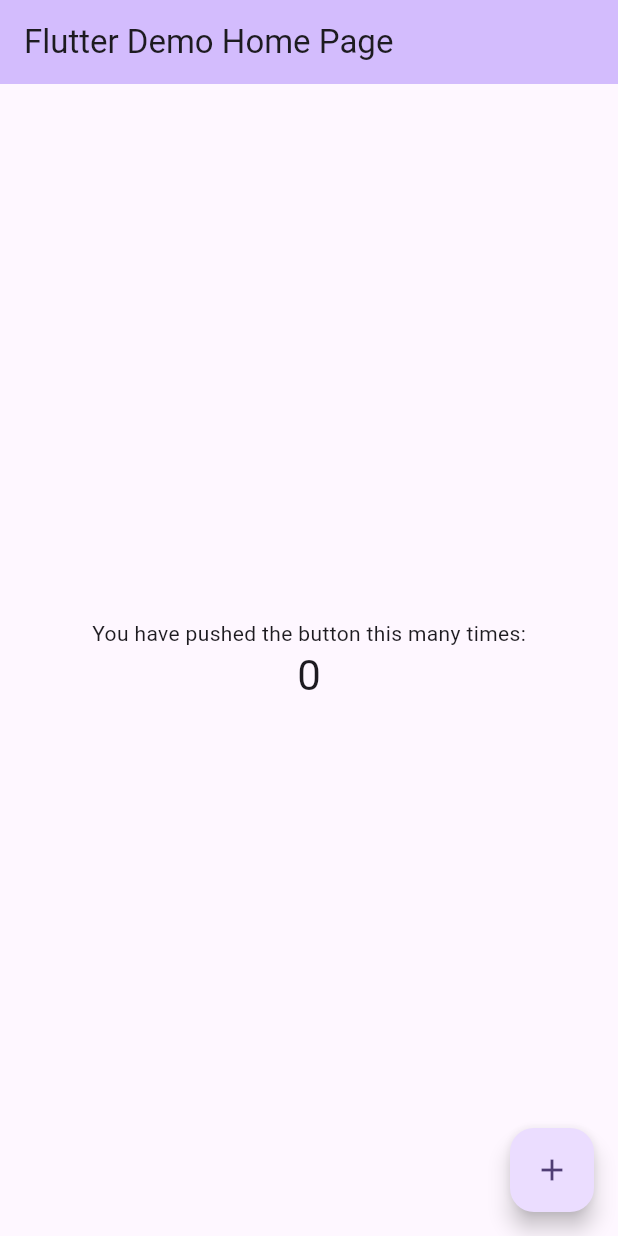
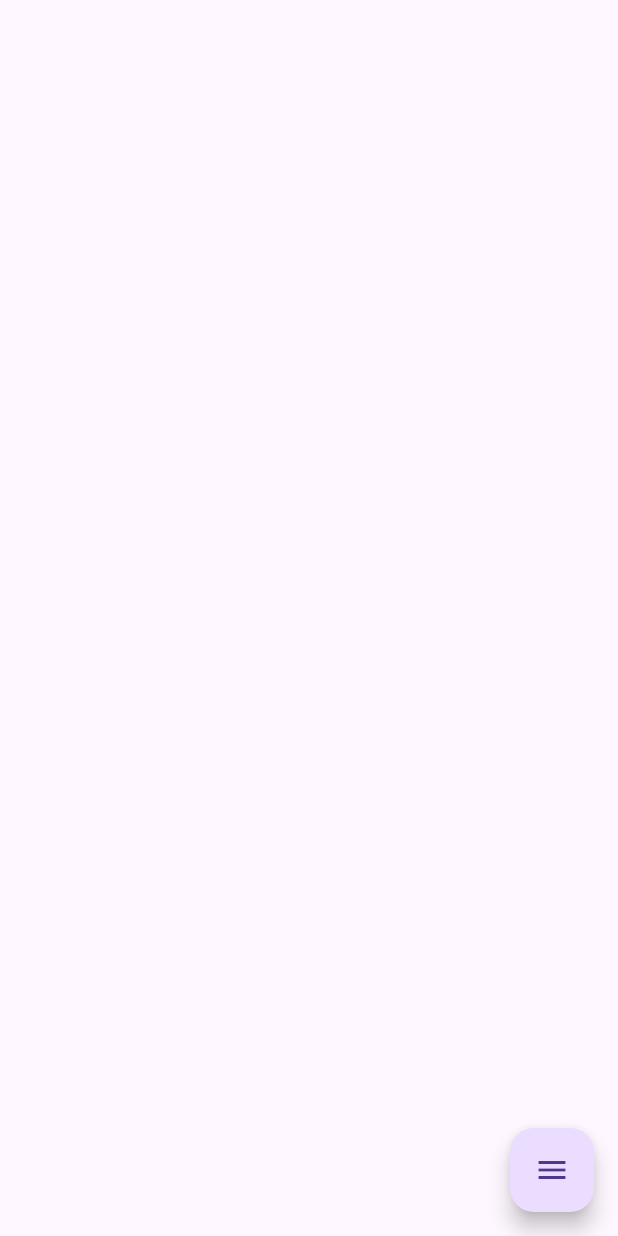
Before and after one commit to shayanzare-dev/Learn-Deep-Flutter, a Flutter app: the screen it shows after launch, on a phone screen of 412 x 824 dp. Run offline on Flutter 3.47's test engine with Material 3 defaults, Android fonts, the phone set to English and light mode, and no system bars; our stand-ins replace flutter_speed_dial.

Commit message:
add advanced flatin action button with 3 solution #2

```diff
--- /dev/null
+++ b/lib/advanced_floating_action_button.dart
@@ -0,0 +1,148 @@
+import 'package:flutter/material.dart';
+import 'package:flutter_speed_dial/flutter_speed_dial.dart';
+
+class AdvancedFloatingActionButton extends StatefulWidget {
+  const AdvancedFloatingActionButton({super.key});
+
+  @override
+  State<AdvancedFloatingActionButton> createState() =>
+      _AdvancedFloatingActionButtonState();
+}
+
+class _AdvancedFloatingActionButtonState
+    extends State<AdvancedFloatingActionButton> {
+  bool isTap = false;
+  bool _isExpanded = false;
+
+  @override
+  Widget build(BuildContext context) => MaterialApp(
+        home: Scaffold(
+          floatingActionButton: _advancedSolutionWithMainFlutterCode(),
+        ),
+      );
+
+  Widget _advancedSolutionWithMainFlutterCode() => SizedBox(
+        height: 250,
+        child: Column(
+          mainAxisAlignment: MainAxisAlignment.spaceBetween,
+          children: [
+            AnimatedOpacity(
+              opacity: _isExpanded ? 1.0 : 0.0,
+              duration: const Duration(milliseconds: 300),
+              child: FloatingActionButton(
+                heroTag: null,
+                onPressed: () {
+                  print("Add clicked");
+                },
+                backgroundColor: Colors.red,
+                child: const Icon(Icons.add),
+              ),
+            ),
+            AnimatedOpacity(
+              opacity: _isExpanded ? 1.0 : 0.0,
+              duration: Duration(milliseconds: 300),
+              child: FloatingActionButton(
+                heroTag: null,
+                onPressed: () {
+                  print("Edit clicked");
+                },
+                child: Icon(Icons.edit),
+                backgroundColor: Colors.green,
+              ),
+            ),
+            // Floating Action Button 3
+            AnimatedOpacity(
+              opacity: _isExpanded ? 1.0 : 0.0,
+              duration: const Duration(milliseconds: 300),
+              child: FloatingActionButton(
+                //  heroTag: null,
+                onPressed: () {
+                  print("Delete clicked");
+                },
+                child: Icon(Icons.delete),
+                backgroundColor: Colors.blue,
+              ),
+            ),
+            // Main Floating Action Button
+            FloatingActionButton(
+              onPressed: () {
+                setState(() {
+                  _isExpanded = !_isExpanded;
+                });
+              },
+              child: Icon(_isExpanded ? Icons.close : Icons.menu),
+            ),
+          ],
+        ),
+      );
+
+  Scaffold _solutionWithSpeedDialPackage() {
+    return Scaffold(
+      floatingActionButton: SpeedDial(
+        animatedIcon: AnimatedIcons.add_event,
+        backgroundColor: Colors.green,
+        icon: Icons.add,
+        children: [
+          SpeedDialChild(
+            backgroundColor: Colors.green,
+            child: const Icon(Icons.edit),
+          ),
+          SpeedDialChild(
+              backgroundColor: Colors.green, child: const Icon(Icons.remove)),
+          SpeedDialChild(
+            backgroundColor: Colors.green,
+            child: const Icon(Icons.add_a_photo_rounded),
+            onTap: () {},
+          ),
+        ],
+      ),
+    );
+  }
+
+  Scaffold _simpleSolution() {
+    return Scaffold(
+      floatingActionButton: FloatingActionButton(
+        onPressed: () => setState(() => isTap = !isTap),
+        child: const Icon(Icons.add),
+      ),
+      body: Column(
+        children: [
+          if (isTap)
+            Expanded(
+              child: Padding(
+                padding: EdgeInsets.symmetric(vertical: 70),
+                child: Stack(
+                  children: [
+                    Positioned(
+                      right: 16,
+                      bottom: 10,
+                      child: FloatingActionButton(
+                        onPressed: () {},
+                        child: const Icon(Icons.add_call),
+                      ),
+                    ),
+                    Positioned(
+                      right: 16,
+                      bottom: 70,
+                      child: FloatingActionButton(
+                        onPressed: () {},
+                        child: const Icon(Icons.account_tree),
+                      ),
+                    ),
+                    Positioned(
+                      right: 16,
+                      bottom: 130,
+                      child: FloatingActionButton(
+                        onPressed: () {},
+                        child: const Icon(Icons.account_balance_wallet_sharp),
+                      ),
+                    ),
+                  ],
+                ),
+              ),
+            )
+        ],
+      ),
+    );
+  }
+}
--- a/lib/main.dart
+++ b/lib/main.dart
@@ -1,125 +1,4 @@
-import 'package:flutter/material.dart';
+import 'package:flutter/cupertino.dart';
+import 'package:learn_deep_flutter/advanced_floating_action_button.dart';
 
-void main() {
-  runApp(const MyApp());
-}
-
-class MyApp extends StatelessWidget {
-  const MyApp({super.key});
-
-  // This widget is the root of your application.
-  @override
-  Widget build(BuildContext context) {
-    return MaterialApp(
-      title: 'Flutter Demo',
-      theme: ThemeData(
-        // This is the theme of your application.
-        //
-        // TRY THIS: Try running your application with "flutter run". You'll see
-        // the application has a purple toolbar. Then, without quitting the app,
-        // try changing the seedColor in the colorScheme below to Colors.green
-        // and then invoke "hot reload" (save your changes or press the "hot
-        // reload" button in a Flutter-supported IDE, or press "r" if you used
-        // the command line to start the app).
-        //
-        // Notice that the counter didn't reset back to zero; the application
-        // state is not lost during the reload. To reset the state, use hot
-        // restart instead.
-        //
-        // This works for code too, not just values: Most code changes can be
-        // tested with just a hot reload.
-        colorScheme: ColorScheme.fromSeed(seedColor: Colors.deepPurple),
-        useMaterial3: true,
-      ),
-      home: const MyHomePage(title: 'Flutter Demo Home Page'),
-    );
-  }
-}
-
-class MyHomePage extends StatefulWidget {
-  const MyHomePage({super.key, required this.title});
-
-  // This widget is the home page of your application. It is stateful, meaning
-  // that it has a State object (defined below) that contains fields that affect
-  // how it looks.
-
-  // This class is the configuration for the state. It holds the values (in this
-  // case the title) provided by the parent (in this case the App widget) and
-  // used by the build method of the State. Fields in a Widget subclass are
-  // always marked "final".
-
-  final String title;
-
-  @override
-  State<MyHomePage> createState() => _MyHomePageState();
-}
-
-class _MyHomePageState extends State<MyHomePage> {
-  int _counter = 0;
-
-  void _incrementCounter() {
-    setState(() {
-      // This call to setState tells the Flutter framework that something has
-      // changed in this State, which causes it to rerun the build method below
-      // so that the display can reflect the updated values. If we changed
-      // _counter without calling setState(), then the build method would not be
-      // called again, and so nothing would appear to happen.
-      _counter++;
-    });
-  }
-
-  @override
-  Widget build(BuildContext context) {
-    // This method is rerun every time setState is called, for instance as done
-    // by the _incrementCounter method above.
-    //
-    // The Flutter framework has been optimized to make rerunning build methods
-    // fast, so that you can just rebuild anything that needs updating rather
-    // than having to individually change instances of widgets.
-    return Scaffold(
-      appBar: AppBar(
-        // TRY THIS: Try changing the color here to a specific color (to
-        // Colors.amber, perhaps?) and trigger a hot reload to see the AppBar
-        // change color while the other colors stay the same.
-        backgroundColor: Theme.of(context).colorScheme.inversePrimary,
-        // Here we take the value from the MyHomePage object that was created by
-        // the App.build method, and use it to set our appbar title.
-        title: Text(widget.title),
-      ),
-      body: Center(
-        // Center is a layout widget. It takes a single child and positions it
-        // in the middle of the parent.
-        child: Column(
-          // Column is also a layout widget. It takes a list of children and
-          // arranges them vertically. By default, it sizes itself to fit its
-          // children horizontally, and tries to be as tall as its parent.
-          //
-          // Column has various properties to control how it sizes itself and
-          // how it positions its children. Here we use mainAxisAlignment to
-          // center the children vertically; the main axis here is the vertical
-          // axis because Columns are vertical (the cross axis would be
-          // horizontal).
-          //
-          // TRY THIS: Invoke "debug painting" (choose the "Toggle Debug Paint"
-          // action in the IDE, or press "p" in the console), to see the
-          // wireframe for each widget.
-          mainAxisAlignment: MainAxisAlignment.center,
-          children: <Widget>[
-            const Text(
-              'You have pushed the button this many times:',
-            ),
-            Text(
-              '$_counter',
-              style: Theme.of(context).textTheme.headlineMedium,
-            ),
-          ],
-        ),
-      ),
-      floatingActionButton: FloatingActionButton(
-        onPressed: _incrementCounter,
-        tooltip: 'Increment',
-        child: const Icon(Icons.add),
-      ), // This trailing comma makes auto-formatting nicer for build methods.
-    );
-  }
-}
+void main() => runApp( const AdvancedFloatingActionButton());
--- a/pubspec.yaml
+++ b/pubspec.yaml
@@ -30,7 +30,7 @@ environment:
 dependencies:
   flutter:
     sdk: flutter
-
+  flutter_speed_dial: ^5.0.0+1
 
   # The following adds the Cupertino Icons font to your application.
   # Use with the CupertinoIcons class for iOS style icons.
```
Also changed, not shown: pubspec.lock, 1 other file.
